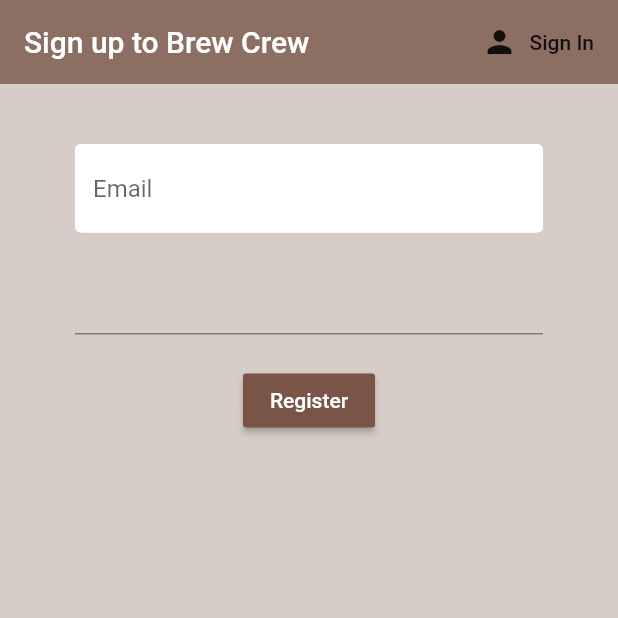
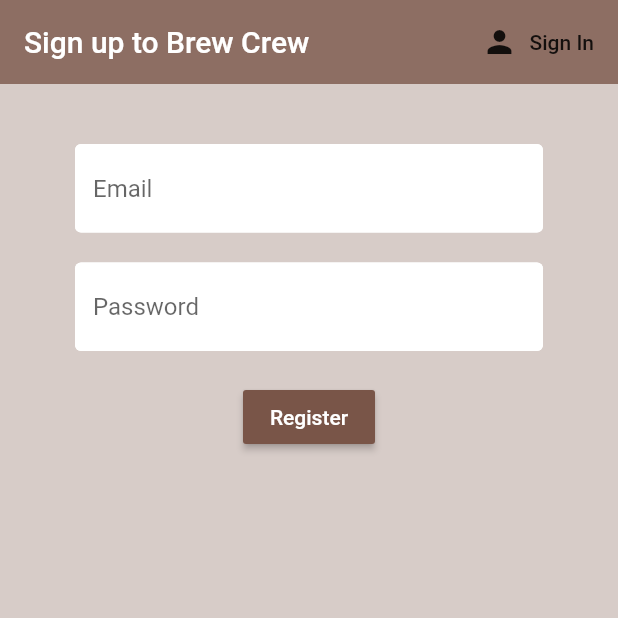
Before and after one commit to kangsudal/brew-crew, a Flutter app: the screen it shows after launch, after a tap on "Sign in", after a tap on "Register", on a phone screen of 412 x 824 dp, the top half of it. Run offline on Flutter 3.47's test engine with Material 2 defaults, Android fonts, the phone set to English and light mode, and no system bars; our stand-ins replace firebase_auth; accounts and stored records are empty.

Commit message:
#14 - Text Input Decoration

```diff
--- a/lib/screens/authenticate/register.dart
+++ b/lib/screens/authenticate/register.dart
@@ -1,4 +1,5 @@
 import 'package:brew_crew/services/auth.dart';
+import 'package:brew_crew/shared/constants.dart';
 import 'package:flutter/material.dart';
 /*
 Sign up 레이아웃 위젯.
@@ -39,7 +40,8 @@ class _RegisterState extends State<Register> {
           )
         ],
       ),
-      body: Container(
+      body: SingleChildScrollView(
+        child: Container(
           padding: EdgeInsets.symmetric(vertical: 20.0, horizontal: 50.0),
           child: Form(
             key: _formKey,
@@ -49,17 +51,7 @@ class _RegisterState extends State<Register> {
                   height: 20,
                 ),
                 TextFormField(
-                decoration: InputDecoration(
-                  hintText: "Email",
-                  fillColor: Colors.white,
-                  filled: true,
-                  enabledBorder: OutlineInputBorder(
-                    borderSide: BorderSide(color: Colors.white, width: 2.0),
-                  ),
-                  focusedBorder: OutlineInputBorder(
-                    borderSide: BorderSide(color: Colors.pink, width: 2.0),
-                  ),
-                ),
+                  decoration: textInputDecoration.copyWith(hintText: "Email"),
                   validator: (val) => val.isEmpty ? "Email 입력란이 비어있습니다!" : null,
                   onChanged: (value) {
                     setState(() {
@@ -72,6 +64,8 @@ class _RegisterState extends State<Register> {
                 ),
                 TextFormField(
                   obscureText: true,
+                  decoration:
+                      textInputDecoration.copyWith(hintText: "Password"),
                   validator: (val) =>
                       val.length < 6 ? "Enter a password 6+ chars long" : null,
                   onChanged: (value) {
@@ -114,6 +108,7 @@ class _RegisterState extends State<Register> {
             ),
           ),
         ),
+      ),
     );
   }
 
--- a/lib/screens/authenticate/sign_in.dart
+++ b/lib/screens/authenticate/sign_in.dart
@@ -1,4 +1,5 @@
 import 'package:brew_crew/services/auth.dart';
+import 'package:brew_crew/shared/constants.dart';
 import 'package:flutter/material.dart';
 /*
 sign in 레이아웃 위젯.
@@ -38,7 +39,8 @@ class _SignInState extends State<SignIn> {
           )
         ],
       ),
-      body: Container(
+      body: SingleChildScrollView(
+        child: Container(
           padding: EdgeInsets.symmetric(vertical: 20.0, horizontal: 50.0),
           child: Form(
             key: _formKey,
@@ -48,6 +50,7 @@ class _SignInState extends State<SignIn> {
                   height: 20,
                 ),
                 TextFormField(
+                  decoration: textInputDecoration.copyWith(hintText: "Email"),
                   validator: (val) => val.isEmpty ? "Email 입력란이 비어있습니다!" : null,
                   onChanged: (value) {
                     setState(() {
@@ -60,6 +63,7 @@ class _SignInState extends State<SignIn> {
                 ),
                 TextFormField(
                   obscureText: true,
+                  decoration: textInputDecoration.copyWith(hintText: "Password"),
                   validator: (val) =>
                       val.length < 6 ? "Enter a password 6+ chars long" : null,
                   onChanged: (value) {
@@ -76,7 +80,8 @@ class _SignInState extends State<SignIn> {
                   onPressed: () async {
                     if (_formKey.currentState.validate()) {
                       //access service function
-                    dynamic result = await _auth.signInWithEmailAndPassword(email,password);
+                      dynamic result =
+                          await _auth.signInWithEmailAndPassword(email, password);
 
                       if (result == null) {
                         setState(() {
@@ -100,6 +105,7 @@ class _SignInState extends State<SignIn> {
             ),
           ),
         ),
+      ),
     );
   }
 }
--- /dev/null
+++ b/lib/shared/constants.dart
@@ -0,0 +1,14 @@
+
+import 'package:flutter/material.dart';
+
+const textInputDecoration = InputDecoration(
+  // hintText: "Email",
+  fillColor: Colors.white,
+  filled: true,
+  enabledBorder: OutlineInputBorder(
+    borderSide: BorderSide(color: Colors.white, width: 2.0),
+  ),
+  focusedBorder: OutlineInputBorder(
+    borderSide: BorderSide(color: Colors.pink, width: 2.0),
+  ),
+);
```
Lines whose indentation alone changed are shown as unchanged.
